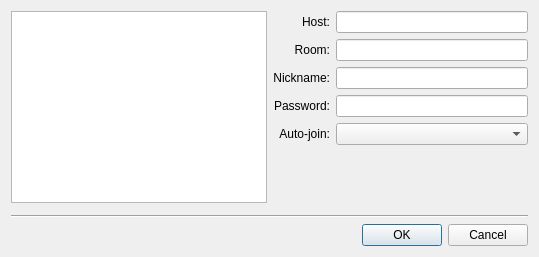
Before: the Qt Designer form src/bookmarkmanage.ui in psi-im/psi, drawn with Qt 5.
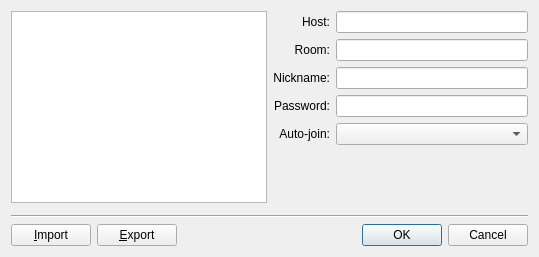
After: the same form once the commit is applied.

Commit message: Applied Psi+ patch 1140-psi-import-export-bookmarks.diff

Patch:
```diff
--- a/src/bookmarkmanage.ui
+++ b/src/bookmarkmanage.ui
@@ -125,13 +125,50 @@
      </property>
     </widget>
    </item>
-   <item row="2" column="0" colspan="2">
+   <item row="2" column="1">
     <widget class="QDialogButtonBox" name="buttonBox">
      <property name="standardButtons">
       <set>QDialogButtonBox::Cancel|QDialogButtonBox::Ok</set>
      </property>
     </widget>
    </item>
+   <item row="2" column="0">
+    <layout class="QHBoxLayout" name="importLayout">
+     <item>
+      <widget class="QPushButton" name="pb_import">
+       <property name="toolTip">
+        <string>Import bookmarks from file</string>
+       </property>
+       <property name="text">
+        <string>&amp;Import</string>
+       </property>
+      </widget>
+     </item>
+     <item>
+      <widget class="QPushButton" name="pb_export">
+       <property name="toolTip">
+        <string>Export bookmarks to file</string>
+       </property>
+       <property name="text">
+        <string>&amp;Export</string>
+       </property>
+      </widget>
+     </item>
+     <item>
+      <spacer name="horizontalSpacer">
+       <property name="orientation">
+        <enum>Qt::Horizontal</enum>
+       </property>
+       <property name="sizeHint" stdset="0">
+        <size>
+         <width>40</width>
+         <height>20</height>
+        </size>
+       </property>
+      </spacer>
+     </item>
+    </layout>
+   </item>
   </layout>
  </widget>
  <resources/>
```
The commit also changes 2 other files.
